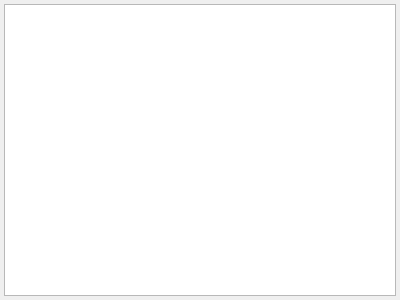
stevschmid/track-o-bot, file src/LogWidget.ui: the form before one commit.
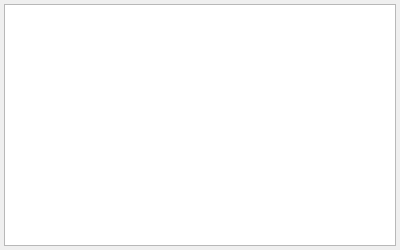
The form after the commit.

Commit message: Auto resize widget

```diff
--- a/src/LogWidget.ui
+++ b/src/LogWidget.ui
@@ -7,9 +7,15 @@
     <x>0</x>
     <y>0</y>
     <width>400</width>
-    <height>300</height>
+    <height>250</height>
    </rect>
   </property>
+  <property name="minimumSize">
+   <size>
+    <width>0</width>
+    <height>250</height>
+   </size>
+  </property>
   <property name="windowTitle">
    <string>Form</string>
   </property>
```
The commit also changes 6 other files.
